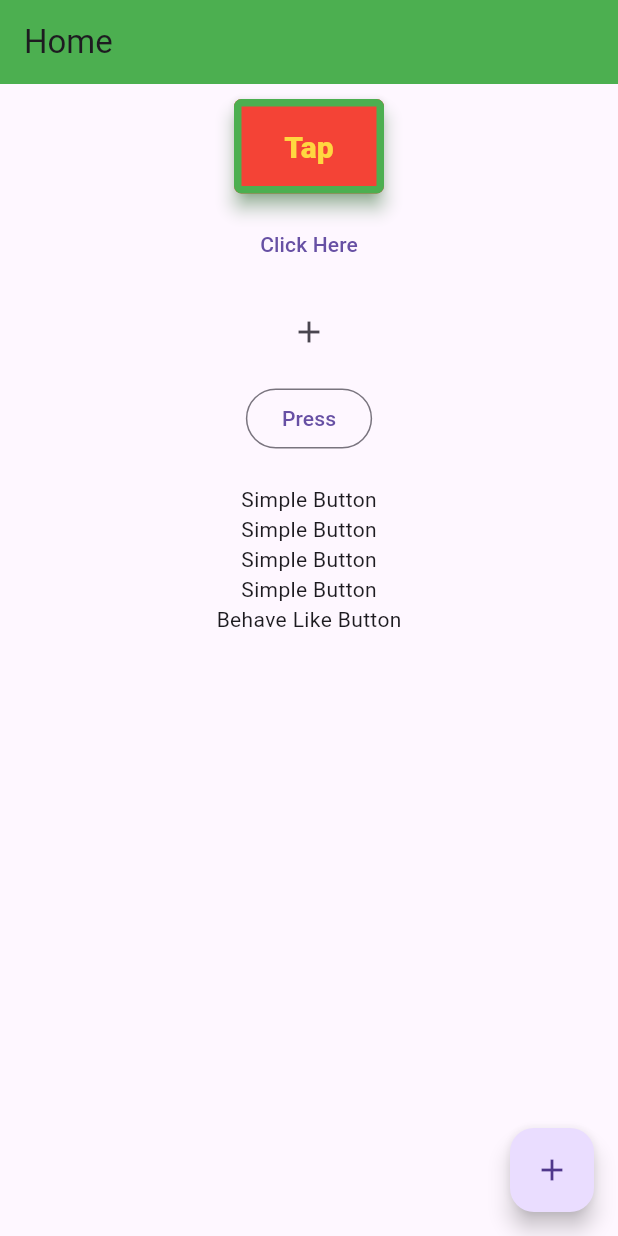
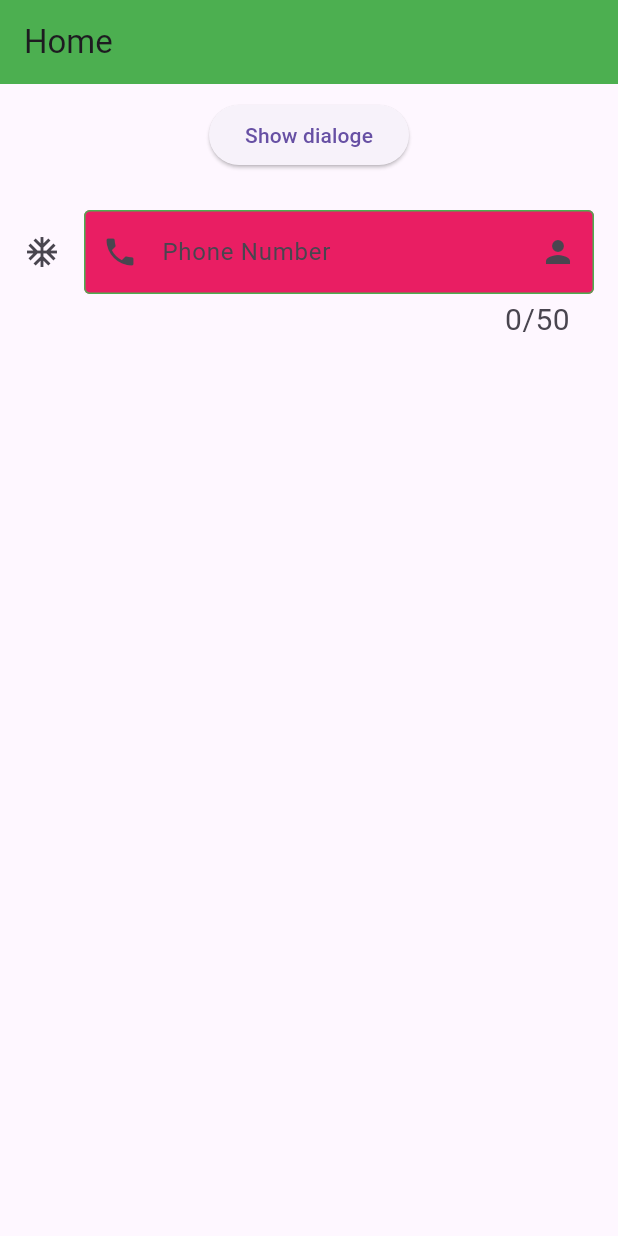
Before and after one commit to MahfuzAhmed28/flutter_practice_project, a Flutter app: the screen it shows after launch, on a phone screen of 412 x 824 dp. Run offline on Flutter 3.47's test engine with Material 3 defaults, Android fonts, the phone set to English and light mode, and no system bars.

Commit message:
Dialoge_modalSheet_TextInput

```diff
--- a/lib/main.dart
+++ b/lib/main.dart
@@ -30,130 +30,137 @@ class Home extends StatelessWidget {
       ),
       body: Center(
         child: Column(
+          crossAxisAlignment: CrossAxisAlignment.center,
           children: [
             SizedBox(
               height: 10,
             ),
             ElevatedButton(
-              style: ElevatedButton.styleFrom(
-                backgroundColor: Colors.red,
-                foregroundColor: Colors.amberAccent,
-                textStyle: TextStyle(
-                  fontSize: 20,
-                  fontWeight: FontWeight.w900,
+              onPressed: () {
+                //showAboutDialog(context: context);
+                showModalBottomSheet(
+                  //barrierColor: Colors.red,
+                  //backgroundColor: Colors.green.shade200,
+                  shape: RoundedRectangleBorder(
+                    borderRadius: BorderRadius.circular(10),
                   ),
-                //padding: EdgeInsets.all(100),
-                //padding: EdgeInsets.only(top: 10,left: 10),
-                padding: EdgeInsets.symmetric(horizontal: 30,vertical: 20),
-                shadowColor: Colors.green,
-                elevation: 5,
-                shape: RoundedRectangleBorder(
-                  borderRadius: BorderRadius.circular(5),
-
+                  isScrollControlled: true,
+                  useSafeArea: true,
+                  enableDrag: false,
+                  context: context,
+                  builder: (ctx){
+                    return Column(
+                      children: [
+                        Padding(
+                          padding: EdgeInsets.symmetric(vertical: 20),
+                          child: Row(
+                            mainAxisAlignment: MainAxisAlignment.center,
+                            children: [
+                              Text(
+                                  'Title',
+                                  style: TextStyle(
+                                    fontSize: 20
                                   ),
-                side: BorderSide(
+                              ),
+                            ],
+                          ),
+                        ),
+                        Divider(
+                          height: 20,
+                          thickness: 5,
                           color: Colors.green,
-                  width: 5,
                         ),
-                minimumSize: Size(100, 50),
-                //maximumSize: Size(200, 200)
-              ),
-              onPressed: (){
-                //print('Tap on Elaveted Button');
-                showDialog(
-                  barrierColor: Colors.green,
-                  barrierDismissible: false,
-                  context: context,
-                  builder: (context) {
-                    return AlertDialog(
-                      title: Text('Delete'),
-                      content: Text('Are You Sure?'),
-                      actions: [
-                        TextButton(onPressed: () {}, child: Text('Yes')),
-                        TextButton(onPressed: () {}, child: Text('No')),
+                        Text('Sample'),
+                        Row(
+                          children: [
+                            ElevatedButton(onPressed: () {}, child: Text('Save')),
+                            ElevatedButton(onPressed: () {}, child: Text('Cancel')),
+                          ],
+                        )
+                        //Divider(),
+                        //Text('Yes'),
                       ],
                     );
-                });
+                  }
+                );
               },
-              child: Text('Tap'),
+              child: Text('Show dialoge'),
             ),
             SizedBox(
               height: 10,
             ),
-            TextButton(
-              style: TextButton.styleFrom(),
-                onPressed: () {
-                  print('Text Button Pressed');
+            Padding(
+              padding: EdgeInsets.all(16),
+              child: TextField(
+                maxLength: 50,
+                onChanged: (String? value)
+                {
+                  print(value);
                 },
-                child: Text('Click Here'),
+                controller: TextEditingController(),
+                //obscureText: true,
+                maxLines: 1,
+                //keyboardType: TextInputType.phone,
+                enabled: true,
+                decoration: InputDecoration(
+                  hintText: 'Phone',
+                  hintStyle: TextStyle(
+                    fontWeight: FontWeight.w100,
                   ),
-            SizedBox(
-              height: 10,
+                  labelText: 'Phone Number',
+                  //label: Icon(Icons.add),
+                  prefixIcon: Icon(Icons.phone),
+                  suffixIcon: Icon(Icons.person),
+                  // prefix: Column(
+                  //   children: [
+                  //     Text('abcd'),
+                  //     Text('edgh'),
+                  //   ],
+                  // ),
+                  // suffix: Column(
+                  //   children: [
+                  //     Text('abcd'),
+                  //     Text('edgh'),
+                  //   ],
+                  // ),
+                  icon: Icon(Icons.ac_unit),
+                  //counterText: '',
+                  counterStyle: TextStyle(
+                    fontSize: 20
                   ),
-            IconButton(
-              style: IconButton.styleFrom(),
-              onPressed: () {
-                int a=10;
-                print('Icon Button Pressed ${a}');
-              },
-              icon: Icon(Icons.add),
+                  fillColor: Colors.pink,
+                  filled: true,
+                  border: OutlineInputBorder(
+                    borderSide: BorderSide(
+                      color: Colors.green,
+                    )
                   ),
-            SizedBox(
-              height: 10,
+                  enabledBorder: OutlineInputBorder(
+                    borderSide: BorderSide(
+                      color: Colors.green,
                     ),
-            OutlinedButton(
-              style: OutlinedButton.styleFrom(),
-              onPressed: () {
-                int a=10;
-                print('Icon Button Pressed ${a}');
-              },
-              //child: Icon(Icons.abc),
-              child: Text('Press'),
                   ),
-            SizedBox(
-              height: 20,
+                  focusedBorder: OutlineInputBorder(
+                    borderSide: BorderSide(
+                      color: Colors.red,
+                      width: 3
+                    )
                   ),
-            GestureDetector(
-              onTap: () {
-                print("Just On Tap");
-              },
-              onDoubleTap: () {
-                print('Double Tap');
-              },
-              onLongPress: () {
-                print('Long Press');
-              },
-              onLongPressCancel: () {
-                print('Long Press Cancel');
-              },
-              onLongPressEnd: (details) {
-                print('Long Press End');
-              },
-              child: Column(
-                children: [
-                  Text('Simple Button'),
-                  Text('Simple Button'),
-                  Text('Simple Button'),
-                  Text('Simple Button'),
+                  disabledBorder: OutlineInputBorder(
+                    borderSide: BorderSide(
+                      color: Colors.blue
+                    )
+                  )
+
+                ),
+              ),
+            ),
+
+
           ],
         ),
       ),
-            InkWell(
-              splashColor: Colors.green,
-            onTap: () {
-              print('Ink Well');
-            },
-            child: Text('Behave Like Button')
-            ),
-          ],
-        ),
-      ),
-      floatingActionButton: FloatingActionButton(
-        onPressed: () {
 
-        },
-        child: Icon(Icons.add),
-      ),
     );
   }
 }
```
Lines whose indentation alone changed are shown as unchanged.
